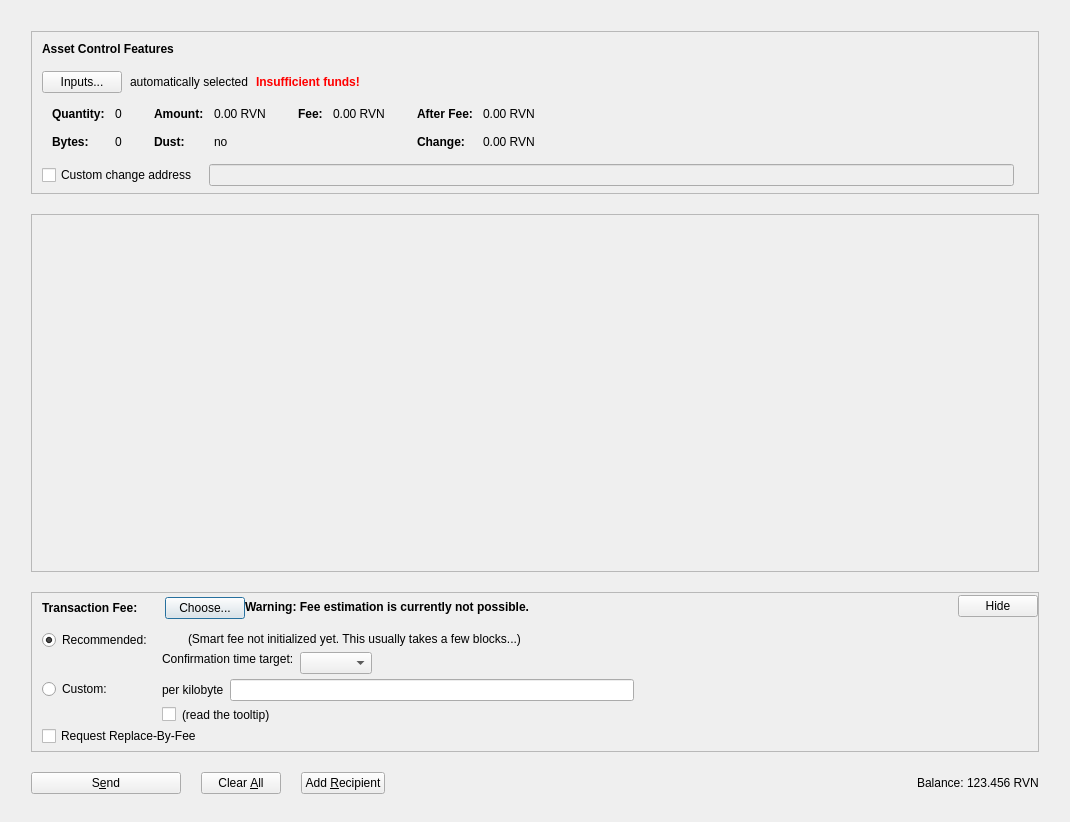
First picture: the form in src/qt/forms/assetsdialog.ui, repository ALENOC/Ravencoin, before the edit.
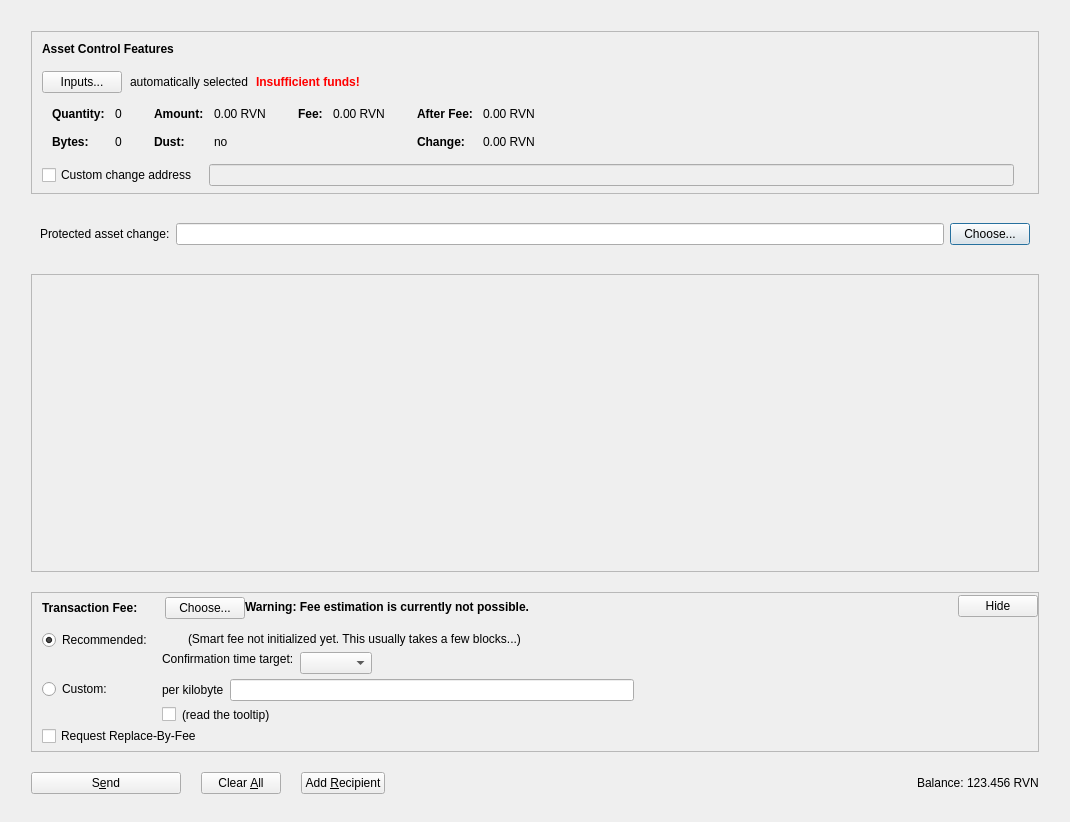
Second picture: the form after the edit. Icons and pictures are not drawn. Custom widgets are drawn as their Qt base class.

Commit message: [FINDING-155] Expose protected asset change in transfer dialog

```diff
--- a/src/qt/forms/assetsdialog.ui
+++ b/src/qt/forms/assetsdialog.ui
@@ -594,6 +594,39 @@
        </layout>
       </widget>
      </item>
+     <item>
+      <widget class="QWidget" name="widgetProtectedAssetChange">
+       <layout class="QHBoxLayout" name="horizontalLayoutProtectedAssetChange">
+        <item>
+         <widget class="QLabel" name="labelProtectedAssetChange">
+          <property name="toolTip">
+           <string>For a partial transfer of historical assets after PQ asset activation, choose a wallet-owned protected destination for the remaining assets.</string>
+          </property>
+          <property name="text">
+           <string>Protected asset change:</string>
+          </property>
+         </widget>
+        </item>
+        <item>
+         <widget class="QValidatedLineEdit" name="lineEditProtectedAssetChange">
+          <property name="sizePolicy">
+           <sizepolicy hsizetype="Expanding" vsizetype="Fixed">
+            <horstretch>0</horstretch>
+            <verstretch>0</verstretch>
+           </sizepolicy>
+          </property>
+         </widget>
+        </item>
+        <item>
+         <widget class="QPushButton" name="buttonChooseProtectedAssetChange">
+          <property name="text">
+           <string>Choose...</string>
+          </property>
+         </widget>
+        </item>
+       </layout>
+      </widget>
+     </item>
      <item>
       <widget class="QScrollArea" name="scrollArea">
        <property name="widgetResizable">
```
The commit also changes 4 other files.
